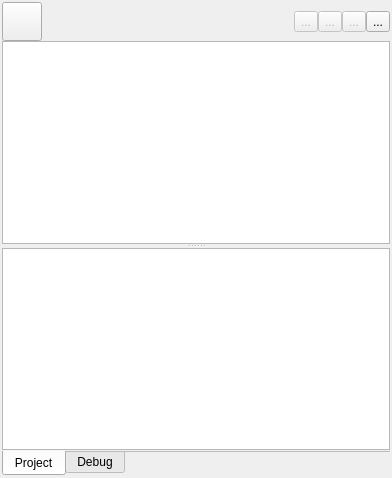
First picture: the form in projectview.ui, repository martinribelotta/embedded-ide, before the edit.
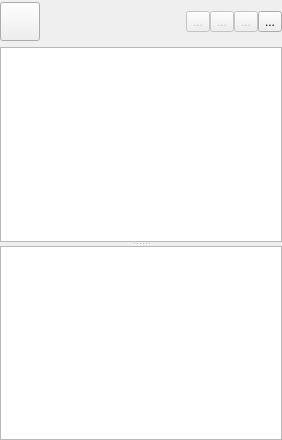
Second picture: the form after the edit. Icons and pictures are not drawn. Custom widgets are drawn as their Qt base class.

The edit to the form file:
```diff
--- a/projectview.ui
+++ b/projectview.ui
@@ -6,51 +6,14 @@
    <rect>
     <x>0</x>
     <y>0</y>
-    <width>392</width>
-    <height>478</height>
+    <width>282</width>
+    <height>440</height>
    </rect>
   </property>
-  <layout class="QVBoxLayout" name="verticalLayout_4">
-   <property name="spacing">
-    <number>0</number>
-   </property>
+  <layout class="QVBoxLayout" name="verticalLayout">
    <property name="leftMargin">
-    <number>2</number>
-   </property>
-   <property name="topMargin">
-    <number>2</number>
-   </property>
-   <property name="rightMargin">
-    <number>2</number>
-   </property>
-   <property name="bottomMargin">
-    <number>2</number>
-   </property>
-   <item>
-    <widget class="QTabWidget" name="tabWidget">
-     <property name="tabPosition">
-      <enum>QTabWidget::South</enum>
-     </property>
-     <property name="currentIndex">
       <number>0</number>
      </property>
-     <property name="documentMode">
-      <bool>true</bool>
-     </property>
-     <property name="tabBarAutoHide">
-      <bool>true</bool>
-     </property>
-     <widget class="QWidget" name="tabProject">
-      <attribute name="title">
-       <string>Project</string>
-      </attribute>
-      <layout class="QVBoxLayout" name="verticalLayout_3">
-       <property name="spacing">
-        <number>0</number>
-       </property>
-       <property name="leftMargin">
-        <number>0</number>
-       </property>
        <property name="topMargin">
         <number>0</number>
        </property>
@@ -58,19 +21,6 @@
         <number>0</number>
        </property>
        <property name="bottomMargin">
-        <number>0</number>
-       </property>
-       <item>
-        <widget class="QSplitter" name="splitter">
-         <property name="lineWidth">
-          <number>0</number>
-         </property>
-         <property name="orientation">
-          <enum>Qt::Vertical</enum>
-         </property>
-         <widget class="QWidget" name="layoutWidget">
-          <layout class="QVBoxLayout" name="verticalLayout_2">
-           <property name="spacing">
             <number>0</number>
            </property>
            <item>
@@ -78,6 +28,9 @@
              <property name="spacing">
               <number>0</number>
              </property>
+     <property name="topMargin">
+      <number>2</number>
+     </property>
              <item>
               <widget class="QToolButton" name="toolButton_menu">
                <property name="toolTip">
@@ -206,6 +159,10 @@
             </layout>
            </item>
            <item>
+    <widget class="QSplitter" name="splitter">
+     <property name="orientation">
+      <enum>Qt::Vertical</enum>
+     </property>
             <widget class="QTreeView" name="treeView">
              <property name="editTriggers">
               <set>QAbstractItemView::EditKeyPressed</set>
@@ -241,12 +198,6 @@
               <bool>true</bool>
              </attribute>
             </widget>
-           </item>
-          </layout>
-         </widget>
-         <widget class="QWidget" name="layoutWidget1">
-          <layout class="QVBoxLayout" name="verticalLayout">
-           <item>
             <widget class="QListWidget" name="targetList">
              <property name="editTriggers">
               <set>QAbstractItemView::NoEditTriggers</set>
@@ -258,30 +209,10 @@
               </size>
              </property>
             </widget>
-           </item>
-          </layout>
-         </widget>
-        </widget>
+    </widget>
        </item>
       </layout>
      </widget>
-     <widget class="DebugInterface" name="tabDebug">
-      <attribute name="title">
-       <string>Debug</string>
-      </attribute>
-     </widget>
-    </widget>
-   </item>
-  </layout>
- </widget>
- <customwidgets>
-  <customwidget>
-   <class>DebugInterface</class>
-   <extends>QWidget</extends>
-   <header>debuginterface.h</header>
-   <container>1</container>
-  </customwidget>
- </customwidgets>
  <resources>
   <include location="resources.qrc"/>
  </resources>
```
Left out of the diff: 5 changed lines with no effect on the pictures. Lines whose indentation alone changed are shown as unchanged.
